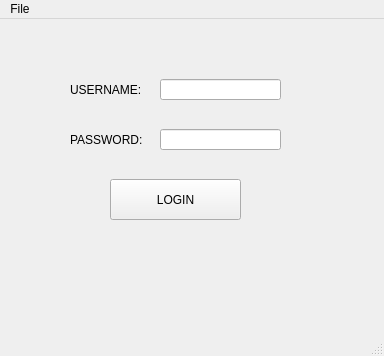
The window that GUI/SignInPage.ui (melvinquashie/bookstation) describes before a commit, drawn with Qt 5.
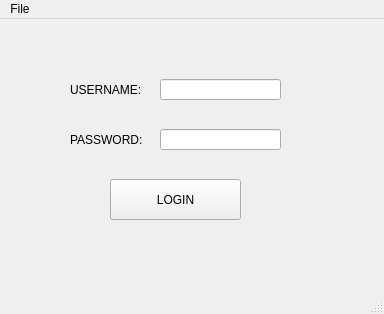
The same window after the commit.

Commit message: Update: Main window created and date selection feature recognized.

Patch:
```diff
--- a/GUI/SignInPage.ui
+++ b/GUI/SignInPage.ui
@@ -7,7 +7,7 @@
     <x>0</x>
     <y>0</y>
     <width>384</width>
-    <height>356</height>
+    <height>314</height>
    </rect>
   </property>
   <property name="windowTitle">
```
Left out of the diff: 3 changed lines with no effect on the pictures. The commit also changes 4 other files.
